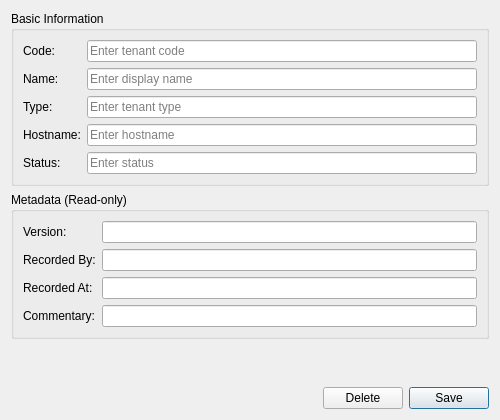
Old version of the form projects/ores.qt/ui/TenantDetailDialog.ui in the repository OreStudio/OreStudio.
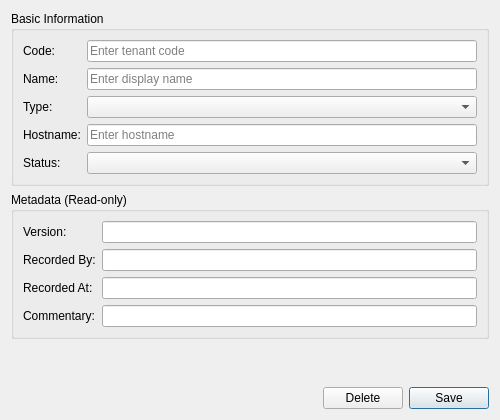
New version of the form.

Commit message:
[sql,qt] Rename system party short_code and add tenant dialog combo boxes
Change system party short_code from 'system' to 'system_party' for
distinctiveness. Add combo boxes for Type and Status in TenantDetailDialog
with async server lookup population, matching the Party/Counterparty
pattern.

Patch:
```diff
--- a/projects/ores.qt/ui/TenantDetailDialog.ui
+++ b/projects/ores.qt/ui/TenantDetailDialog.ui
@@ -68,11 +68,7 @@
        </widget>
       </item>
       <item row="2" column="1">
-       <widget class="QLineEdit" name="typeEdit">
-        <property name="placeholderText">
-         <string>Enter tenant type</string>
-        </property>
-       </widget>
+       <widget class="QComboBox" name="typeCombo"/>
       </item>
       <item row="3" column="0">
        <widget class="QLabel" name="label_hostnameEdit">
@@ -96,11 +92,7 @@
        </widget>
       </item>
       <item row="4" column="1">
-       <widget class="QLineEdit" name="statusEdit">
-        <property name="placeholderText">
-         <string>Enter status</string>
-        </property>
-       </widget>
+       <widget class="QComboBox" name="statusCombo"/>
       </item>
      </layout>
     </widget>
```
The commit also changes 3 other files.
